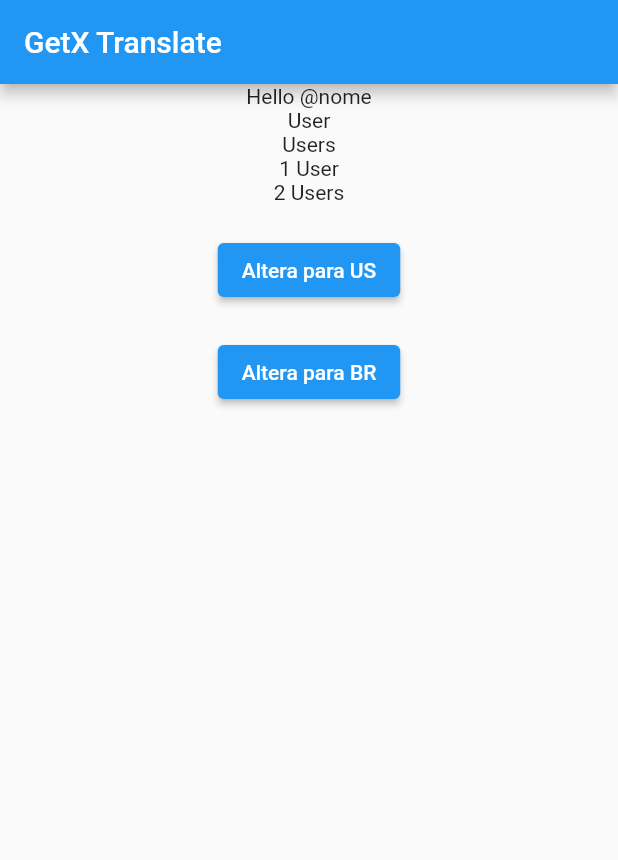
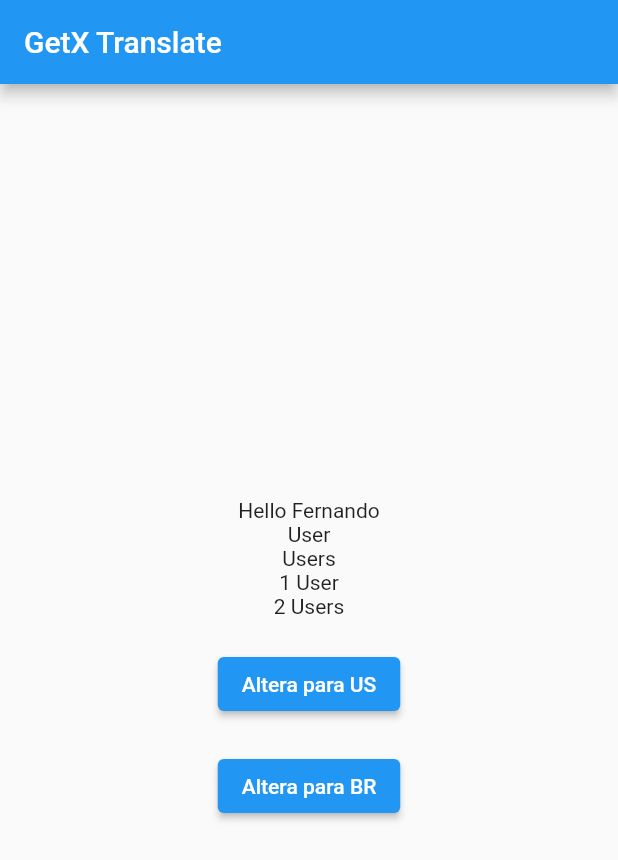
Before and after one commit to wahlfernando/get_translate, a Flutter app: the screen it shows after launch, after a tap on "Altera para US", on a phone screen of 412 x 824 dp. Shown: the top 860 px of the screen. Run offline on Flutter 3.47's test engine with Material 2 defaults, Android fonts, the phone set to English and light mode, and no system bars; our stand-ins replace get.

Commit message:
inserindo translate com json - facildiade de muitos casos de tradução

```diff
--- a/lib/main.dart
+++ b/lib/main.dart
@@ -3,7 +3,12 @@ import 'package:get/get.dart';
 import 'package:get_translate/pages/home_page.dart';
 import 'package:get_translate/translate/translations_keys.dart';
 
-void main() {
+late TranslationsKeys translationsKeys;
+
+void main() async{
+  WidgetsFlutterBinding.ensureInitialized();
+  translationsKeys = TranslationsKeys();
+  await translationsKeys.load();
   runApp(const MyApp());
 }
 
@@ -14,7 +19,7 @@ class MyApp extends StatelessWidget {
   Widget build(BuildContext context) {
     return GetMaterialApp(
       title: 'Get Translate',
-      translations: TranslationsKeys(),
+      translations: translationsKeys,
       locale: const Locale('pt', 'BR'),
       fallbackLocale: const Locale('pt', 'BR'),
       theme: ThemeData(
--- a/lib/pages/home_page.dart
+++ b/lib/pages/home_page.dart
@@ -13,6 +13,7 @@ class HomePage extends StatelessWidget {
       ),
       body: Center(
         child: Column(
+          mainAxisAlignment: MainAxisAlignment.center,
           children: [
             Text(TranslateKey.welcome.trParams({'name': 'Fernando'})),
             Text(TranslateKey.userListTitleSimple.trPlural(1)),
--- a/lib/translate/translations_keys.dart
+++ b/lib/translate/translations_keys.dart
@@ -1,3 +1,6 @@
+import 'dart:convert';
+
+import 'package:flutter/services.dart';
 import 'package:get/get.dart';
 
 enum TranslateKey {
@@ -34,23 +37,19 @@ enum TranslateKey {
 }
 
 class TranslationsKeys extends Translations {
+
+  var ptKeys = <String, String>{};
+  var usKeys = <String, String>{};
+
+  Future<void> load() async{
+    ptKeys = Map<String, String>.from(jsonDecode(await rootBundle.loadString('assets/locales/pt.json')));
+    usKeys = Map<String, String>.from(jsonDecode(await rootBundle.loadString('assets/locales/en.json')));
+  }
+
+
   @override
   Map<String, Map<String, String>> get keys => {
-        'en_US': {
-          'title_app': "GetX Translate",
-          'welcome': "Hello @nome",
-          'user_list_title_simple': 'User',
-          'user_list_title_simple_plaural': 'Users',
-          'user_list_title': '@total User',
-          'user_list_title_plural': '@total Users',
-        },
-        'pt_BR': {
-          'title_app': "GetX Tradução",
-          'welcome': "Olá @nome",
-          'user_list_title_simple': 'Usuário',
-          'user_list_title_simple_plaural': 'Usuários',
-          'user_list_title': '@total Usuário',
-          'user_list_title_plural': '@total Usuários',
-        },
+        'en_US': usKeys,
+        'pt_BR': ptKeys,
       };
 }
--- a/pubspec.yaml
+++ b/pubspec.yaml
@@ -23,3 +23,6 @@ dev_dependencies:
 flutter:
 
   uses-material-design: true
+
+  assets:
+    - assets/locales/
```
Also changed, not shown: assets/locales/en.json (added, +8 -0 lines), assets/locales/pt.json (added, +8 -0 lines).
